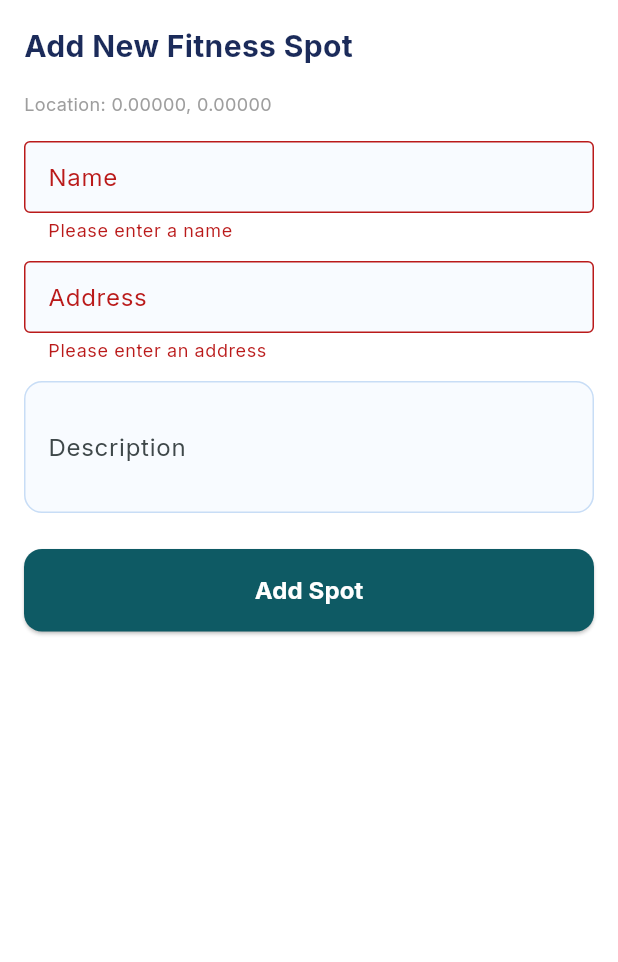
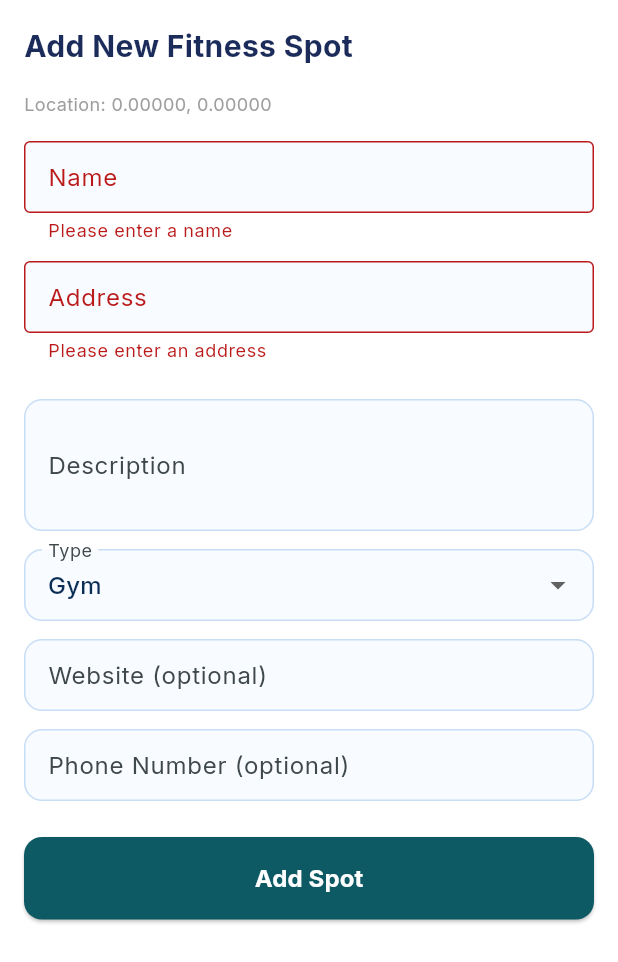
Before and after one commit to PBP-B01/getfittoday_mobile, a Flutter app: the AddSpotForm widget shown alone on an empty page, opened directly with empty values, after a tap on "Add Spot", on a phone screen of 412 x 824 dp. Shown: the top 962 px of the screen. Run offline on Flutter 3.47's test engine with Material 3 defaults, Android fonts, the light colour scheme and no system bars; our stand-ins replace flutter_dotenv, geolocator, google_fonts, google_maps_flutter; missing offline and left inert: dart:html, pbp_django_auth.

Commit message:
Need more polish

```diff
--- a/lib/widgets/add_spot_form.dart
+++ b/lib/widgets/add_spot_form.dart
@@ -26,6 +26,9 @@ class _AddSpotFormState extends State<AddSpotForm> {
   final _nameController = TextEditingController();
   final _addressController = TextEditingController();
   final _descriptionController = TextEditingController();
+  final _typeController = TextEditingController();
+  final _websiteController = TextEditingController();
+  final _phoneController = TextEditingController();
 
   bool _isLoading = false;
 
@@ -34,6 +37,9 @@ class _AddSpotFormState extends State<AddSpotForm> {
     _nameController.dispose();
     _addressController.dispose();
     _descriptionController.dispose();
+    _typeController.dispose();
+    _websiteController.dispose();
+    _phoneController.dispose();
     super.dispose();
   }
 
@@ -50,8 +56,11 @@ class _AddSpotFormState extends State<AddSpotForm> {
         'description': _descriptionController.text,
         'latitude': widget.latitude,
         'longitude': widget.longitude,
-        // Default values or extra fields
-        'types': ['gym'], // Default type
+        'website': _websiteController.text,
+        'phone_number': _phoneController.text,
+        'types': _typeController.text.isNotEmpty
+            ? [_typeController.text]
+            : ['gym'], // Default if empty
       };
 
       final success = await service.createFitnessSpot(request, data);
@@ -135,6 +144,7 @@ class _AddSpotFormState extends State<AddSpotForm> {
                 },
               ),
               const SizedBox(height: 12),
+              const SizedBox(height: 12),
               TextFormField(
                 controller: _descriptionController,
                 decoration: const InputDecoration(
@@ -142,6 +152,46 @@ class _AddSpotFormState extends State<AddSpotForm> {
                   border: OutlineInputBorder(),
                 ),
                 maxLines: 3,
+              ),
+              const SizedBox(height: 12),
+              DropdownButtonFormField<String>(
+                value: _typeController.text.isNotEmpty ? _typeController.text : 'gym',
+                decoration: const InputDecoration(
+                  labelText: 'Type',
+                  border: OutlineInputBorder(),
+                ),
+                items: const [
+                  DropdownMenuItem(value: 'gym', child: Text('Gym')),
+                  DropdownMenuItem(value: 'park', child: Text('Park')),
+                  DropdownMenuItem(value: 'stadium', child: Text('Stadium')),
+                  DropdownMenuItem(value: 'sports_complex', child: Text('Sports Complex')),
+                  DropdownMenuItem(value: 'swimming_pool', child: Text('Swimming Pool')),
+                  DropdownMenuItem(value: 'yoga_studio', child: Text('Yoga Studio')),
+                  DropdownMenuItem(value: 'fitness_center', child: Text('Fitness Center')),
+                ],
+                onChanged: (value) {
+                  if (value != null) {
+                    _typeController.text = value;
+                  }
+                },
+              ),
+              const SizedBox(height: 12),
+              TextFormField(
+                controller: _websiteController,
+                decoration: const InputDecoration(
+                  labelText: 'Website (optional)',
+                  border: OutlineInputBorder(),
+                ),
+                keyboardType: TextInputType.url,
+              ),
+              const SizedBox(height: 12),
+              TextFormField(
+                controller: _phoneController,
+                decoration: const InputDecoration(
+                  labelText: 'Phone Number (optional)',
+                  border: OutlineInputBorder(),
+                ),
+                keyboardType: TextInputType.phone,
               ),
               const SizedBox(height: 24),
               SizedBox(
```
Also changed, not shown: lib/screens/home.dart (+51 -3 lines), lib/widgets/location_sidebar.dart (+18 -11 lines).
